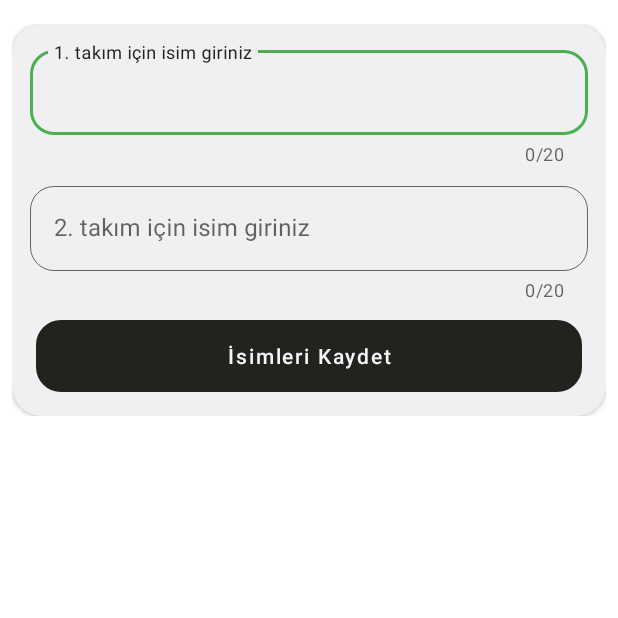
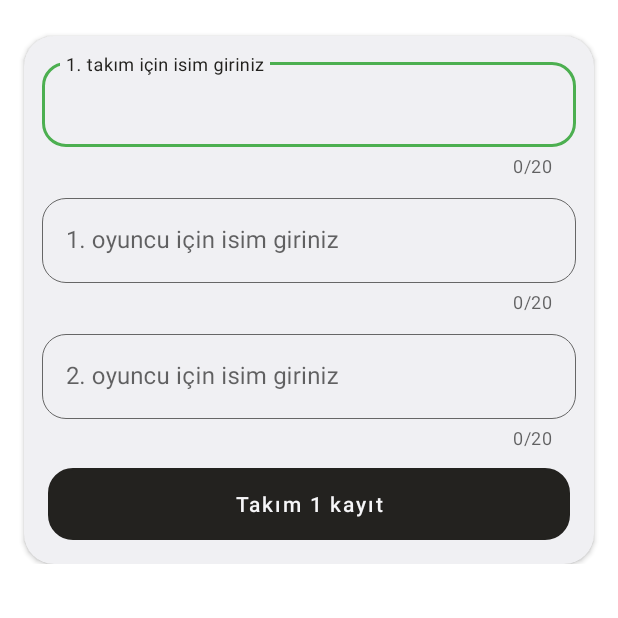
Before and after one commit to keremkulac/OkeyScore, an Android app: the fragment Deneme2 shown on its own in the app's theme, on a phone screen of 412 x 824 dp, the top half of it. Run offline under Robolectric (Android 15) with nearby library versions, the phone set to English and light mode, and no system bars; our stand-ins replace Dagger/Hilt's generated code, Room's generated code; 2 statements that could not run were skipped.

Commit message:
Eşli oyun kayıt ekranında tasarımsal değişiklik yapıldı

```diff
--- /dev/null
+++ b/app/src/main/res/drawable/ic_team_1.xml
@@ -0,0 +1,5 @@
+<vector xmlns:android="http://schemas.android.com/apk/res/android" android:height="24dp" android:viewportHeight="56" android:viewportWidth="56" android:width="24dp">
+
+    <path android:fillColor="#3F3F3F" android:pathData="M38.723,28.549C43.14,28.549 46.94,24.605 46.94,19.469C46.94,14.395 43.119,10.636 38.723,10.636C34.327,10.636 30.506,14.477 30.506,19.51C30.506,24.605 34.307,28.549 38.723,28.549ZM15.078,29.021C18.899,29.021 22.227,25.57 22.227,21.112C22.227,16.696 18.879,13.429 15.078,13.429C11.257,13.429 7.889,16.778 7.909,21.154C7.909,25.57 11.237,29.021 15.078,29.021ZM3.615,47.572L19.228,47.572C17.092,44.47 19.701,38.225 24.117,34.815C21.837,33.294 18.899,32.165 15.058,32.165C5.793,32.165 0,39.005 0,44.696C0,46.544 1.027,47.572 3.615,47.572ZM25.802,47.572L51.624,47.572C54.849,47.572 56,46.647 56,44.84C56,39.539 49.364,32.226 38.703,32.226C28.062,32.226 21.426,39.539 21.426,44.84C21.426,46.647 22.577,47.572 25.802,47.572Z"/>
+
+</vector>
--- /dev/null
+++ b/app/src/main/res/drawable/ic_team_2.xml
@@ -0,0 +1,5 @@
+<vector xmlns:android="http://schemas.android.com/apk/res/android" android:height="24dp" android:viewportHeight="56" android:viewportWidth="56" android:width="24dp">
+
+    <path android:fillColor="#3F3F3F" android:pathData="M38.723,28.549C43.14,28.549 46.94,24.605 46.94,19.469C46.94,14.395 43.119,10.636 38.723,10.636C34.327,10.636 30.506,14.477 30.506,19.51C30.506,24.605 34.307,28.549 38.723,28.549ZM15.078,29.021C18.899,29.021 22.227,25.57 22.227,21.112C22.227,16.696 18.879,13.429 15.078,13.429C11.257,13.429 7.889,16.778 7.909,21.154C7.909,25.57 11.237,29.021 15.078,29.021ZM3.615,47.572L19.228,47.572C17.092,44.47 19.701,38.225 24.117,34.815C21.837,33.294 18.899,32.165 15.058,32.165C5.793,32.165 0,39.005 0,44.696C0,46.544 1.027,47.572 3.615,47.572ZM25.802,47.572L51.624,47.572C54.849,47.572 56,46.647 56,44.84C56,39.539 49.364,32.226 38.703,32.226C28.062,32.226 21.426,39.539 21.426,44.84C21.426,46.647 22.577,47.572 25.802,47.572Z"/>
+
+</vector>
--- a/app/src/main/res/layout/fragment_deneme2.xml
+++ b/app/src/main/res/layout/fragment_deneme2.xml
@@ -14,7 +14,7 @@
         android:layout_height="100dp"
         app:cardBackgroundColor="@android:color/white"
         app:cardCornerRadius="60dp"
-        app:cardElevation="12dp"
+        app:cardElevation="8dp"
         app:layout_constraintEnd_toEndOf="parent"
         app:layout_constraintStart_toStartOf="parent"
         app:layout_constraintTop_toTopOf="parent">
@@ -395,7 +395,8 @@
             android:padding="8dp">
 
             <androidx.cardview.widget.CardView
-                android:id="@+id/teamNamesCardView"
+                android:layout_margin="8dp"
+                android:id="@+id/team1EntryCardView"
                 android:layout_width="match_parent"
                 android:layout_height="wrap_content"
                 android:backgroundTint="@color/settings_card_background_color"
@@ -404,7 +405,8 @@
                 app:layout_constraintStart_toStartOf="parent"
                 app:layout_constraintTop_toTopOf="parent">
 
-                <androidx.constraintlayout.widget.ConstraintLayout
+                <LinearLayout
+                    android:orientation="vertical"
                     android:layout_width="match_parent"
                     android:layout_height="wrap_content"
                     android:padding="8dp">
@@ -424,12 +426,75 @@
                     </com.google.android.material.textfield.TextInputLayout>
 
                     <com.google.android.material.textfield.TextInputLayout
+                        android:id="@+id/team1Player1NameEntryHint"
+                        style="@style/SingleGameTextInputLayoutStyle"
+                        android:hint="@string/enter_player1_name"
+                        app:layout_constraintStart_toStartOf="parent"
+                        app:layout_constraintTop_toTopOf="parent">
+
+                        <com.google.android.material.textfield.TextInputEditText
+                            android:id="@+id/team1Player1NameEntry"
+                            style="@style/SingleGameTextInputEditTextStyle"
+                            android:inputType="text"
+                            android:maxLength="21" />
+                    </com.google.android.material.textfield.TextInputLayout>
+
+                    <com.google.android.material.textfield.TextInputLayout
+                        android:id="@+id/team1Player2NameEntryHint"
+                        style="@style/SingleGameTextInputLayoutStyle"
+                        android:hint="@string/enter_player2_name"
+                        app:layout_constraintEnd_toEndOf="parent"
+                        app:layout_constraintStart_toStartOf="parent"
+                        app:layout_constraintTop_toBottomOf="@id/player1NameEntryHint">
+
+                        <com.google.android.material.textfield.TextInputEditText
+                            android:id="@+id/team1Player2NameEntry"
+                            style="@style/SingleGameTextInputEditTextStyle"
+                            android:inputType="text"
+                            android:maxLength="21" />
+                    </com.google.android.material.textfield.TextInputLayout>
+
+
+                    <Button
+                        android:id="@+id/confirmTeam1Names"
+                        style="@style/ButtonStyle"
+                        android:layout_width="match_parent"
+                        android:backgroundTint="@color/cursor_color"
+                        android:text="Takım 1 kayıt"
+                        android:textAllCaps="false"
+                        android:visibility="visible"
+                        app:layout_constraintBottom_toBottomOf="parent"
+                        app:layout_constraintEnd_toEndOf="parent"
+                        app:layout_constraintStart_toStartOf="parent"
+                        app:layout_constraintTop_toBottomOf="@+id/team2NameEntryHint" />
+                </LinearLayout>
+
+            </androidx.cardview.widget.CardView>
+
+            <androidx.cardview.widget.CardView
+                android:layout_margin="8dp"
+                android:id="@+id/team2EntryCardView"
+                android:layout_width="match_parent"
+                android:layout_height="wrap_content"
+                android:backgroundTint="@color/settings_card_background_color"
+                app:cardCornerRadius="20dp"
+                android:visibility="gone"
+                app:layout_constraintEnd_toEndOf="parent"
+                app:layout_constraintStart_toStartOf="parent"
+                app:layout_constraintTop_toBottomOf="@+id/team1EntryCardView">
+
+                <LinearLayout
+                    android:orientation="vertical"
+                    android:layout_width="match_parent"
+                    android:layout_height="wrap_content"
+                    android:padding="8dp">
+
+                    <com.google.android.material.textfield.TextInputLayout
                         android:id="@+id/team2NameEntryHint"
                         style="@style/SingleGameTextInputLayoutStyle"
                         android:hint="@string/enter_team2_name"
-                        app:layout_constraintEnd_toEndOf="parent"
                         app:layout_constraintStart_toStartOf="parent"
-                        app:layout_constraintTop_toBottomOf="@+id/team1NameEntryHint">
+                        app:layout_constraintTop_toTopOf="parent">
 
                         <com.google.android.material.textfield.TextInputEditText
                             android:id="@+id/team2NameEntry"
@@ -438,55 +503,22 @@
                             android:maxLength="21" />
                     </com.google.android.material.textfield.TextInputLayout>
 
-                    <Button
-                        android:id="@+id/confirmTeamNames"
-                        style="@style/ButtonStyle"
-                        android:layout_width="match_parent"
-                        android:backgroundTint="@color/cursor_color"
-                        android:text="@string/save_names"
-                        android:textAllCaps="false"
-                        android:visibility="visible"
-                        app:layout_constraintBottom_toBottomOf="parent"
-                        app:layout_constraintEnd_toEndOf="parent"
-                        app:layout_constraintStart_toStartOf="parent"
-                        app:layout_constraintTop_toBottomOf="@+id/team2NameEntryHint" />
-                </androidx.constraintlayout.widget.ConstraintLayout>
-
-            </androidx.cardview.widget.CardView>
-
-
-            <androidx.cardview.widget.CardView
-                android:id="@+id/playerNameEntryCardView"
-                android:layout_width="match_parent"
-                android:layout_height="wrap_content"
-                android:backgroundTint="@color/cardview_background_color"
-                app:cardCornerRadius="20dp"
-                android:visibility="gone"
-                app:layout_constraintEnd_toEndOf="parent"
-                app:layout_constraintStart_toStartOf="parent"
-                app:layout_constraintTop_toBottomOf="@+id/teamNamesCardView">
-
-                <androidx.constraintlayout.widget.ConstraintLayout
-                    android:layout_width="match_parent"
-                    android:layout_height="wrap_content"
-                    android:padding="8dp">
-
                     <com.google.android.material.textfield.TextInputLayout
-                        android:id="@+id/player1NameEntryHint"
+                        android:id="@+id/team2Player1NameEntryHint"
                         style="@style/SingleGameTextInputLayoutStyle"
                         android:hint="@string/enter_player1_name"
                         app:layout_constraintStart_toStartOf="parent"
                         app:layout_constraintTop_toTopOf="parent">
 
                         <com.google.android.material.textfield.TextInputEditText
-                            android:id="@+id/player1NameEntry"
+                            android:id="@+id/team2Player1NameEntry"
                             style="@style/SingleGameTextInputEditTextStyle"
                             android:inputType="text"
                             android:maxLength="21" />
                     </com.google.android.material.textfield.TextInputLayout>
 
                     <com.google.android.material.textfield.TextInputLayout
-                        android:id="@+id/player2NameEntryHint"
+                        android:id="@+id/team2Player2NameEntryHint"
                         style="@style/SingleGameTextInputLayoutStyle"
                         android:hint="@string/enter_player2_name"
                         app:layout_constraintEnd_toEndOf="parent"
@@ -494,56 +526,26 @@
                         app:layout_constraintTop_toBottomOf="@id/player1NameEntryHint">
 
                         <com.google.android.material.textfield.TextInputEditText
-                            android:id="@+id/player2NameEntry"
+                            android:id="@+id/team2Player2NameEntry"
                             style="@style/SingleGameTextInputEditTextStyle"
                             android:inputType="text"
                             android:maxLength="21" />
                     </com.google.android.material.textfield.TextInputLayout>
 
-                    <com.google.android.material.textfield.TextInputLayout
-                        android:id="@+id/player3NameEntryHint"
-                        style="@style/SingleGameTextInputLayoutStyle"
-                        android:hint="@string/enter_player3_name"
-                        app:layout_constraintEnd_toEndOf="parent"
-                        app:layout_constraintStart_toStartOf="parent"
-                        app:layout_constraintTop_toBottomOf="@id/player2NameEntryHint">
-
-                        <com.google.android.material.textfield.TextInputEditText
-                            android:id="@+id/player3NameEntry"
-                            style="@style/SingleGameTextInputEditTextStyle"
-                            android:inputType="text"
-                            android:maxLength="21" />
-                    </com.google.android.material.textfield.TextInputLayout>
-
-                    <com.google.android.material.textfield.TextInputLayout
-                        android:id="@+id/player4NameEntryHint"
-                        style="@style/SingleGameTextInputLayoutStyle"
-                        android:hint="@string/enter_player4_name"
-                        app:layout_constraintEnd_toEndOf="parent"
-                        app:layout_constraintStart_toStartOf="parent"
-                        app:layout_constraintTop_toBottomOf="@id/player3NameEntryHint">
-
-                        <com.google.android.material.textfield.TextInputEditText
-                            android:id="@+id/player4NameEntry"
-                            style="@style/SingleGameTextInputEditTextStyle"
-                            android:inputType="text"
-                            android:maxLength="21" />
-                    </com.google.android.material.textfield.TextInputLayout>
-
-                    <com.google.android.material.button.MaterialButton
-                        android:id="@+id/confirmNames"
+                    <Button
+                        android:id="@+id/confirmTeam2Names"
+                        style="@style/ButtonStyle"
                         android:layout_width="match_parent"
-                        android:layout_height="wrap_content"
-                        android:text="@string/save_names"
+                        android:backgroundTint="@color/cursor_color"
+                        android:text="Takım 2 kayıt"
                         android:textAllCaps="false"
                         android:visibility="visible"
-                        app:cornerRadius="12dp"
                         app:layout_constraintBottom_toBottomOf="parent"
                         app:layout_constraintEnd_toEndOf="parent"
                         app:layout_constraintStart_toStartOf="parent"
-                        app:layout_constraintTop_toBottomOf="@+id/player4NameEntryHint" />
+                        app:layout_constraintTop_toBottomOf="@+id/team2NameEntryHint" />
+                </LinearLayout>
 
-                </androidx.constraintlayout.widget.ConstraintLayout>
             </androidx.cardview.widget.CardView>
 
             <TextView
@@ -557,7 +559,7 @@
                 android:visibility="gone"
                 app:layout_constraintEnd_toEndOf="parent"
                 app:layout_constraintStart_toStartOf="parent"
-                app:layout_constraintTop_toBottomOf="@+id/playerNameEntryCardView" />
+                app:layout_constraintTop_toBottomOf="@+id/team2EntryCardView" />
 
             <LinearLayout
                 android:id="@+id/scoreLayout"
```
Also changed, not shown: app/src/main/java/com/keremkulac/okeyscore/presentation/ui/Deneme2.kt (+29 -21 lines), app/src/main/java/com/keremkulac/okeyscore/presentation/ui/Deneme2ViewModel.kt (+32 -14 lines), app/src/main/java/com/keremkulac/okeyscore/util/InputValidation.kt (+44 -0 lines).
